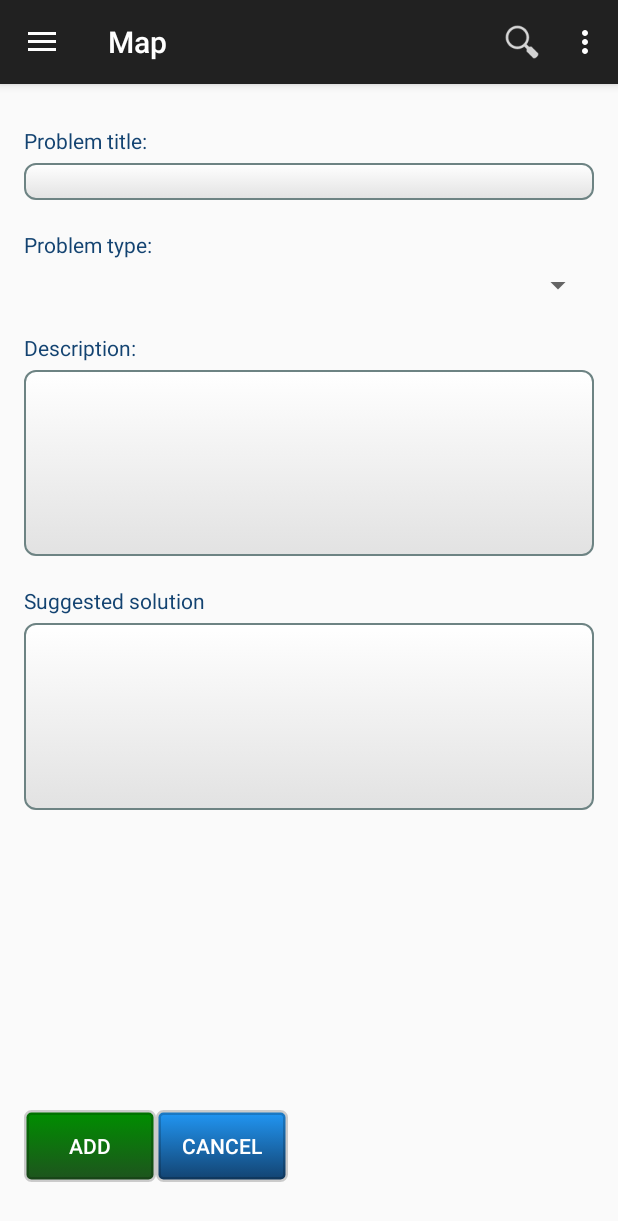
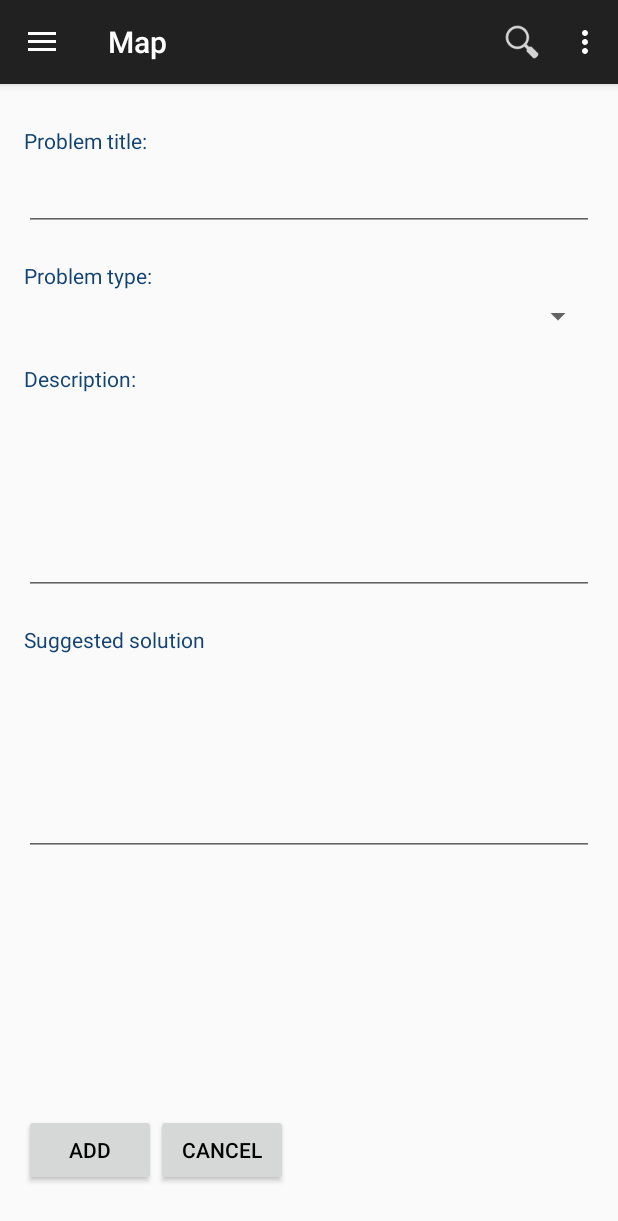
Before and after one commit to ITsvetkoFF/Kv-009, an Android app: the fragment AddProblemFragment placed in its activity, on a phone screen of 412 x 824 dp. Shown: the top 1221 px of the screen. Run offline under Robolectric (Android 15) with nearby library versions, the phone set to English and light mode, and no system bars; 1 statement that could not run was skipped.

Commit message:
changed buttons back

```diff
--- a/app/src/main/res/layout/add_problem_layout.xml
+++ b/app/src/main/res/layout/add_problem_layout.xml
@@ -32,8 +32,7 @@
         <EditText
             android:id="@+id/editText"
             android:layout_width="match_parent"
-            android:layout_height="wrap_content"
-            android:background="@drawable/nice_edit_text" />
+            android:layout_height="wrap_content" />
 
         <TextView
             android:id="@+id/textView3"
@@ -64,8 +63,7 @@
             android:layout_height="wrap_content"
             android:layout_weight="25"
             android:ems="10"
-            android:inputType="textMultiLine"
-            android:background="@drawable/nice_edit_text" />
+            android:inputType="textMultiLine" />
 
         <TextView
             android:id="@+id/textView4"
@@ -82,8 +80,7 @@
             android:layout_height="wrap_content"
             android:layout_weight="25"
             android:ems="10"
-            android:inputType="textMultiLine"
-            android:background="@drawable/nice_edit_text" />
+            android:inputType="textMultiLine" />
 
 
         <android.support.v4.view.ViewPager
@@ -102,17 +99,17 @@
             <Button
                 android:layout_width="wrap_content"
                 android:layout_height="wrap_content"
-                android:background="@drawable/custom_ok_button"
                 android:text="Add"
-                android:textColor="#FFFFFF" />
+                android:textColor="#000000"
+                />
 
             <Button
                 android:layout_width="wrap_content"
                 android:layout_height="wrap_content"
                 android:text="Cancel"
-                android:background="@drawable/custom_button"
-                android:textColor="#FFFFFF"
-                android:layout_gravity="center_horizontal" />
+                android:textColor="#000000"
+                android:layout_gravity="center_horizontal"
+                />
         </LinearLayout>
 
         <!--
```
